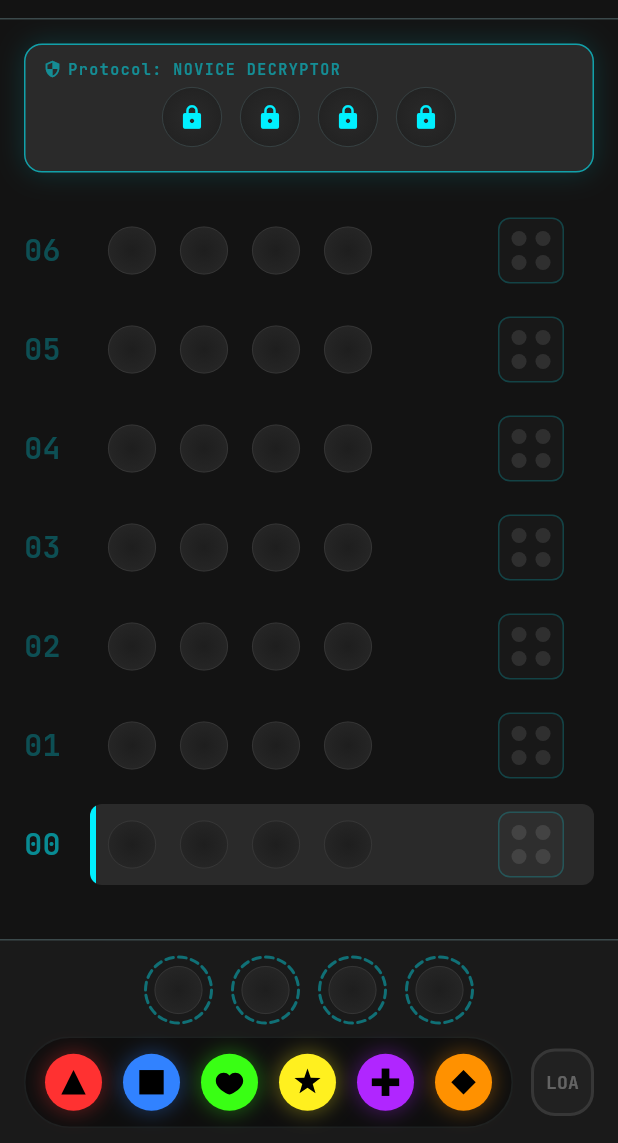
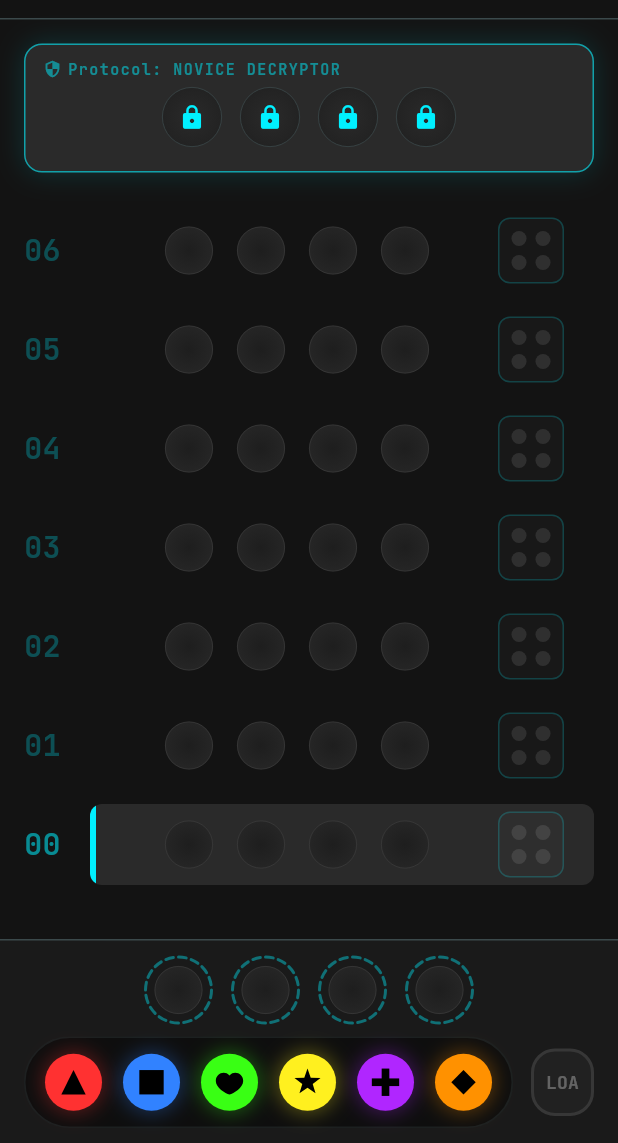
Before and after one commit to mikeberry99/colour-breaker, a Flutter app: the GameBoardScreen screen opened by its route, on a phone screen of 412 x 824 dp, the part 93-1236 px from its top. Run offline on Flutter 3.47's test engine with Material 3 defaults, Android fonts, the phone set to English and light mode, and no system bars; our stand-ins replace flutter_riverpod, go_router, google_fonts; missing offline and left inert: dart:js_interop.

Commit message:
feat: Adjusted the orbs and feedback to better fit into a mobile web screen.

```diff
--- a/lib/features/game_board/presentation/widgets/feedback_pegs_widget.dart
+++ b/lib/features/game_board/presentation/widgets/feedback_pegs_widget.dart
@@ -1,6 +1,7 @@
 import 'dart:math' as math;
 import 'package:flutter/material.dart';
 import '../../../../core/theme/design_tokens.dart';
+import '../../../../core/utils/platform_utils.dart';
 import '../../domain/entities/security_protocol.dart';
 import 'feedback_explanation_dialog.dart';
 
@@ -42,8 +43,9 @@ class FeedbackPegsWidget extends StatelessWidget {
         ? FeedbackSquare(pegs: pegData)
         : FeedbackRing(pegs: pegData);
 
+    final isMobile = isMobileBrowser;
     return Padding(
-      padding: const EdgeInsets.only(right: DesignTokens.gutter),
+      padding: EdgeInsets.only(right: isMobile ? 4.0 : DesignTokens.gutter),
       child: FeedbackInteractiveContainer(
         onTap: () {
           showDialog(
--- a/lib/features/game_board/presentation/widgets/history_log.dart
+++ b/lib/features/game_board/presentation/widgets/history_log.dart
@@ -2,6 +2,7 @@ import 'package:flutter/material.dart';
 import 'package:flutter_riverpod/flutter_riverpod.dart';
 import '../../../../core/theme/design_tokens.dart';
 import '../../../../core/ui/neon_orb.dart';
+import '../../../../core/utils/platform_utils.dart';
 import '../../domain/entities/game_color.dart';
 import '../../domain/entities/game_state.dart';
 import '../../domain/entities/security_protocol.dart';
@@ -80,13 +81,14 @@ class HistoryLog extends ConsumerWidget {
     bool isActive = false,
   }) {
     final formattedIndex = index.toString().padLeft(2, '0');
+    final isMobile = isMobileBrowser;
     return Padding(
       padding: const EdgeInsets.only(bottom: DesignTokens.rowGap),
       child: Row(
         crossAxisAlignment: CrossAxisAlignment.center,
         children: [
           SizedBox(
-            width: 32,
+            width: isMobile ? 24 : 32,
             child: Text(
               formattedIndex,
               style: const TextStyle(
@@ -97,7 +99,7 @@ class HistoryLog extends ConsumerWidget {
               ),
             ),
           ),
-          const SizedBox(width: 12),
+          SizedBox(width: isMobile ? 6 : 12),
           Expanded(
             child: Container(
               clipBehavior: Clip.antiAlias,
@@ -123,17 +125,19 @@ class HistoryLog extends ConsumerWidget {
                   Padding(
                     padding: const EdgeInsets.fromLTRB(4, 5, 4, 5),
                     child: Row(
-                      mainAxisAlignment: MainAxisAlignment.spaceBetween,
                       children: [
-                        Row(
+                        Expanded(
+                          child: Center(
+                            child: Row(
+                              mainAxisSize: MainAxisSize.min,
                               children: colors.asMap().entries.map((entry) {
                                 final colorIndex = entry.key;
                                 final color = entry.value;
                                 final revealed = colorIndex < revealedColors;
                                 return Padding(
-                              padding: const EdgeInsets.only(
-                                left: DesignTokens.unit,
-                                right: DesignTokens.unit,
+                                  padding: EdgeInsets.only(
+                                    left: isMobile ? 4.0 : DesignTokens.unit,
+                                    right: isMobile ? 4.0 : DesignTokens.unit,
                                   ),
                                   child: AnimatedSwitcher(
                                     duration: const Duration(milliseconds: 250),
@@ -145,6 +149,8 @@ class HistoryLog extends ConsumerWidget {
                                   ),
                                 );
                               }).toList(),
+                            ),
+                          ),
                         ),
                         AnimatedOpacity(
                           duration: const Duration(milliseconds: 250),
@@ -171,6 +177,7 @@ class HistoryLog extends ConsumerWidget {
     Key? key,
   }) {
     final formattedIndex = index.toString().padLeft(2, '0');
+    final isMobile = isMobileBrowser;
     return Padding(
       key: key,
       padding: const EdgeInsets.only(bottom: DesignTokens.rowGap),
@@ -178,7 +185,7 @@ class HistoryLog extends ConsumerWidget {
         crossAxisAlignment: CrossAxisAlignment.center,
         children: [
           SizedBox(
-            width: 32,
+            width: isMobile ? 24 : 32,
             child: Text(
               formattedIndex,
               style: TextStyle(
@@ -189,7 +196,7 @@ class HistoryLog extends ConsumerWidget {
               ),
             ),
           ),
-          const SizedBox(width: 12),
+          SizedBox(width: isMobile ? 6 : 12),
           Expanded(
             child: Container(
               clipBehavior: Clip.antiAlias,
@@ -211,18 +218,22 @@ class HistoryLog extends ConsumerWidget {
                   Padding(
                     padding: const EdgeInsets.fromLTRB(4, 5, 4, 5),
                     child: Row(
-                      mainAxisAlignment: MainAxisAlignment.spaceBetween,
                       children: [
-                        Row(
+                        Expanded(
+                          child: Center(
+                            child: Row(
+                              mainAxisSize: MainAxisSize.min,
                               children: List.generate(gameState.slotCount, (_) {
-                            return const Padding(
+                                return Padding(
                                   padding: EdgeInsets.only(
-                                left: DesignTokens.unit,
-                                right: DesignTokens.unit,
+                                    left: isMobile ? 4.0 : DesignTokens.unit,
+                                    right: isMobile ? 4.0 : DesignTokens.unit,
                                   ),
-                              child: NeonOrb(size: 32, gameColor: GameColor.empty),
+                                  child: const NeonOrb(size: 32, gameColor: GameColor.empty),
                                 );
                               }),
+                            ),
+                          ),
                         ),
                         _buildFeedback(context, gameState.protocol, 0, 0, isEmptyRow: true),
                       ],
```
Lines whose indentation alone changed are shown as unchanged.
